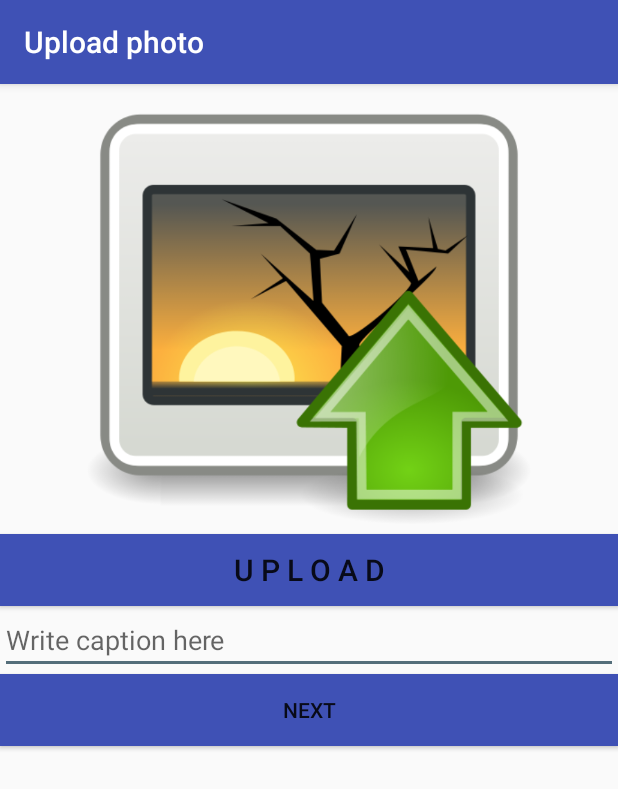
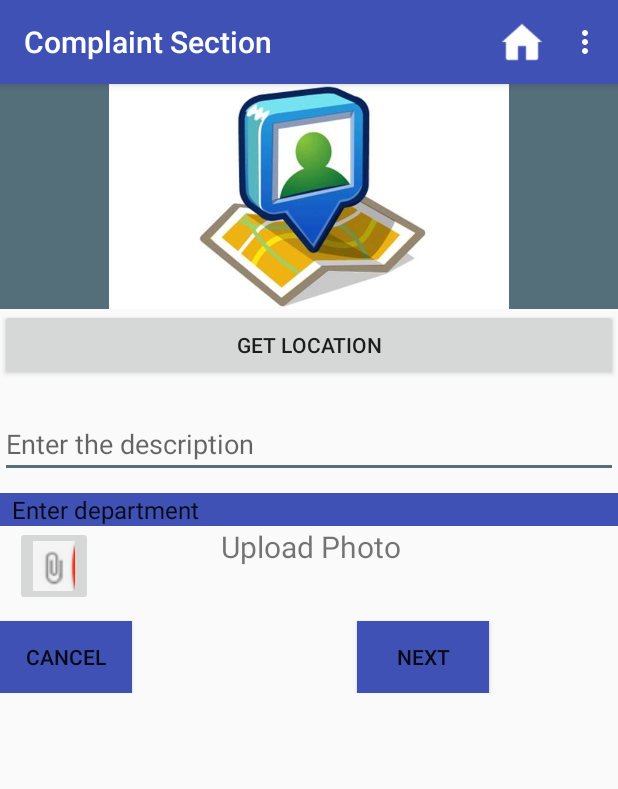
Before and after one commit to saksheesaxena/Customer_Complaints, an Android app: the ChoiceSelectionActivity screen opened directly, with no data from a screen before it, after a tap on "UPLOAD PHOTO AND REGISTER COMPLAINT", on a phone screen of 412 x 824 dp. Shown: the top 789 px of the screen. Run offline under Robolectric (Android 15) with nearby library versions, the phone set to English and light mode, and no system bars.

Commit message:
upload photo as attachment done.

```diff
--- a/app/src/main/AndroidManifest.xml
+++ b/app/src/main/AndroidManifest.xml
@@ -41,6 +41,9 @@
         <activity android:label="Complaint Section" android:name=".Activities.ComplaintDescActivity">
         </activity>
 
+        <activity android:label="Complaint Section" android:name=".Activities.PhotoattachmentActivity">
+        </activity>
+
         <activity android:label="Change Language" android:name=".Activities.LanguageSelectorActivity">
         </activity>
 
--- a/app/src/main/java/com/example/admin/customer_complaints/Activities/ChoiceSelectionActivity.java
+++ b/app/src/main/java/com/example/admin/customer_complaints/Activities/ChoiceSelectionActivity.java
@@ -5,7 +5,6 @@ import android.net.Uri;
 import android.os.Bundle;
 import android.os.Environment;
 import android.provider.MediaStore;
-import android.support.v7.widget.Toolbar;
 import android.view.Menu;
 import android.view.View;
 import android.widget.Button;
@@ -21,8 +20,6 @@ import java.io.File;
  * Created by Sakshee on 24-Aug-15.
  */
 public class ChoiceSelectionActivity extends BaseActivity {
-
-
     Button b1;
     Button b2;
     Button b3;
@@ -74,7 +71,7 @@ public class ChoiceSelectionActivity extends BaseActivity {
 
         b2.setOnClickListener(new View.OnClickListener() {
             public void onClick(View v) {
-                startActivity(new Intent(ChoiceSelectionActivity.this, UploadActivity.class));
+                startActivity(new Intent(ChoiceSelectionActivity.this, PhotoattachmentActivity.class));
             }
         });
 
--- /dev/null
+++ b/app/src/main/java/com/example/admin/customer_complaints/Activities/PhotoattachmentActivity.java
@@ -0,0 +1,134 @@
+package com.example.admin.customer_complaints.Activities;
+
+import android.content.Intent;
+import android.net.Uri;
+import android.os.Bundle;
+import android.view.MenuItem;
+import android.view.View;
+import android.widget.Button;
+import android.widget.ImageButton;
+import android.widget.Spinner;
+import android.widget.TextView;
+
+import com.example.admin.customer_complaints.R;
+
+/**
+ * Created by Shilpy on 10/13/2015.
+ */
+public class PhotoattachmentActivity extends BaseActivity {
+    private static final int SELECT_PICTURE = 1;
+    Button cancel;
+    Button next;
+    Button button_location;
+    ImageButton attachment;
+    TextView tv;
+    String[] complaint_department;
+    Spinner spinner;
+
+
+
+    @Override
+    protected void onCreate(Bundle savedInstanceState) {
+        super.onCreate(savedInstanceState);
+        setContentView(R.layout.activity_photo_attachment);
+        cancel = (Button) findViewById(R.id.cut);
+        next = (Button) findViewById(R.id.turn);
+        tv = (TextView) findViewById(R.id.textView4);
+        attachment = (ImageButton)findViewById(R.id.imageButton2);
+        button_location = (Button)findViewById(R.id.button_location);
+        spinner = (Spinner)findViewById(R.id.department_spinner);
+        complaint_department = getResources().getStringArray(R.array.departments);
+        cancel.setOnClickListener(new View.OnClickListener() {
+            public void onClick(View v) {
+                startActivity(new Intent(PhotoattachmentActivity.this, HomeActivity.class));
+            }
+        });
+
+        button_location.setOnClickListener(new View.OnClickListener() {
+            @Override
+            public void onClick(View v) {
+                startActivity(new Intent(PhotoattachmentActivity.this,MapActivity.class));
+            }
+        });
+
+        attachment.setOnClickListener(new View.OnClickListener() {
+            @Override
+            public void onClick(View v) {
+
+                Intent photoPickerIntent = new Intent(Intent.ACTION_PICK);
+                photoPickerIntent.setType("image/*");
+                startActivityForResult(photoPickerIntent, SELECT_PICTURE);
+
+
+
+            }
+        });
+
+        next.setOnClickListener(new View.OnClickListener() {
+            public void onClick(View v) {
+                startActivity(new Intent(PhotoattachmentActivity.this, PersonalDetailsActivity.class));
+
+            }
+        });
+
+    }
+    @Override
+    protected void onActivityResult(int requestCode, int resultCode, Intent data) {
+        super.onActivityResult(requestCode, resultCode, data);
+
+   /*     switch(requestCode) {
+            case SELECT_PICTURE:
+                if(resultCode == RESULT_OK){
+                    try {
+                        final Uri imageUri = data.getData();
+                        final InputStream imageStream = getContentResolver().openInputStream(imageUri);
+                        final Bitmap selectedImage = BitmapFactory.decodeStream(imageStream);
+
+                    } catch (FileNotFoundException e) {
+                        e.printStackTrace();
+                    }
+
+                }
+        } */
+
+            switch(requestCode){
+                case SELECT_PICTURE:
+                    if (resultCode == RESULT_OK){
+                        final Uri imageUri = data.getData();
+                        tv.setText(imageUri.toString());
+
+                        }
+
+
+
+            }
+
+        }
+
+
+
+    /*  @Override
+      public boolean onCreateOptionsMenu(Menu menu) {
+          // Inflate the menu; this adds items to the action bar if it is present.
+          getMenuInflater().inflate(R.menu.menu_second, menu);
+          return true;
+      } */
+    @Override
+    protected int getLayoutResource() {
+        return R.layout.activity_photo_attachment;
+    }
+    @Override
+    public boolean onOptionsItemSelected(MenuItem item) {
+        // Handle action bar item clicks here. The action bar will
+        // automatically handle clicks on the Home/Up button, so long
+        // as you specify a parent activity in AndroidManifest.xml.
+        int id = item.getItemId();
+
+        //noinspection SimplifiableIfStatement
+        if (id == R.id.action_settings) {
+            return true;
+        }
+
+        return super.onOptionsItemSelected(item);
+    }
+}
--- /dev/null
+++ b/app/src/main/res/layout/activity_photo_attachment.xml
@@ -0,0 +1,103 @@
+<?xml version="1.0" encoding="utf-8"?>
+<LinearLayout
+    xmlns:android="http://schemas.android.com/apk/res/android"
+    xmlns:tools="http://schemas.android.com/tools"
+    android:layout_width="match_parent"
+    android:layout_height="match_parent"
+    tools:context="com.example.admin.customer_complaints.Activities.PhotoattachmentActivity"
+    android:orientation="vertical"
+    android:weightSum="1">
+
+    <ImageView android:layout_height="150dp"
+        android:layout_width="match_parent"
+        android:id="@+id/image_uploaded"
+        android:background="@color/colorAccent"
+        android:src="@drawable/imgloc"/>
+
+    <Button
+        android:layout_width="match_parent"
+        android:layout_height="wrap_content"
+        android:id="@+id/button_location"
+        android:text="Get Location" />
+    <TextView
+        android:layout_width="wrap_content"
+        android:layout_height="wrap_content"
+        android:id="@+id/textView3"
+        android:layout_gravity="center_vertical" />
+    <EditText
+        android:layout_width="match_parent"
+        android:layout_height="wrap_content"
+        android:hint="Enter the description"/>
+
+    <Spinner
+        android:layout_width="match_parent"
+        android:layout_height="wrap_content"
+        android:spinnerMode="dialog"
+        android:entries="@array/departments"
+        android:id="@+id/department_spinner"
+        android:background="@color/colorPrimary"
+        android:layout_marginTop="10dp"/>
+
+    <LinearLayout
+        android:layout_width="match_parent"
+        android:layout_height="wrap_content"
+        android:orientation="horizontal">
+
+        <ImageButton
+            android:layout_width="wrap_content"
+            android:layout_height="wrap_content"
+            android:id="@+id/imageButton2"
+            android:src="@drawable/attachment"
+            android:layout_marginLeft="10dp"
+            android:layout_gravity="center_horizontal" />
+
+        <TextView
+            android:layout_width="280dp"
+            android:layout_height="50dp"
+            android:text="              Upload Photo"
+            android:textSize="20dp"
+            android:textAlignment="center"
+            android:id="@+id/textView4"
+            android:layout_marginLeft="20dp"
+            android:layout_gravity="center_horizontal" />
+
+
+
+
+    </LinearLayout>
+
+
+
+    <LinearLayout
+        android:layout_width="wrap_content"
+        android:layout_height="wrap_content"
+        android:orientation="horizontal">
+        <Button
+            android:layout_width="wrap_content"
+            android:layout_height="wrap_content"
+            android:text="Cancel"
+            android:id="@+id/cut"
+            android:layout_below="@+id/imageButton"
+            android:layout_alignParentLeft="true"
+            android:layout_alignParentStart="true"
+            android:layout_marginBottom="0dp"
+            android:layout_marginTop="10dp"
+            android:background="#3F51B5"/>
+
+        <Button
+            android:layout_width="wrap_content"
+            android:layout_height="wrap_content"
+            android:text="Next"
+            android:id="@+id/turn"
+            android:layout_marginBottom="0dp"
+            android:layout_marginLeft="150dp"
+            android:layout_marginRight="10dp"
+            android:layout_marginTop="10dp"
+            android:background="#3F51B5"
+            />
+
+    </LinearLayout>
+
+
+
+</LinearLayout>
```
Also changed, not shown: app/src/main/res/drawable/attachment.png (added), 1 other file.
